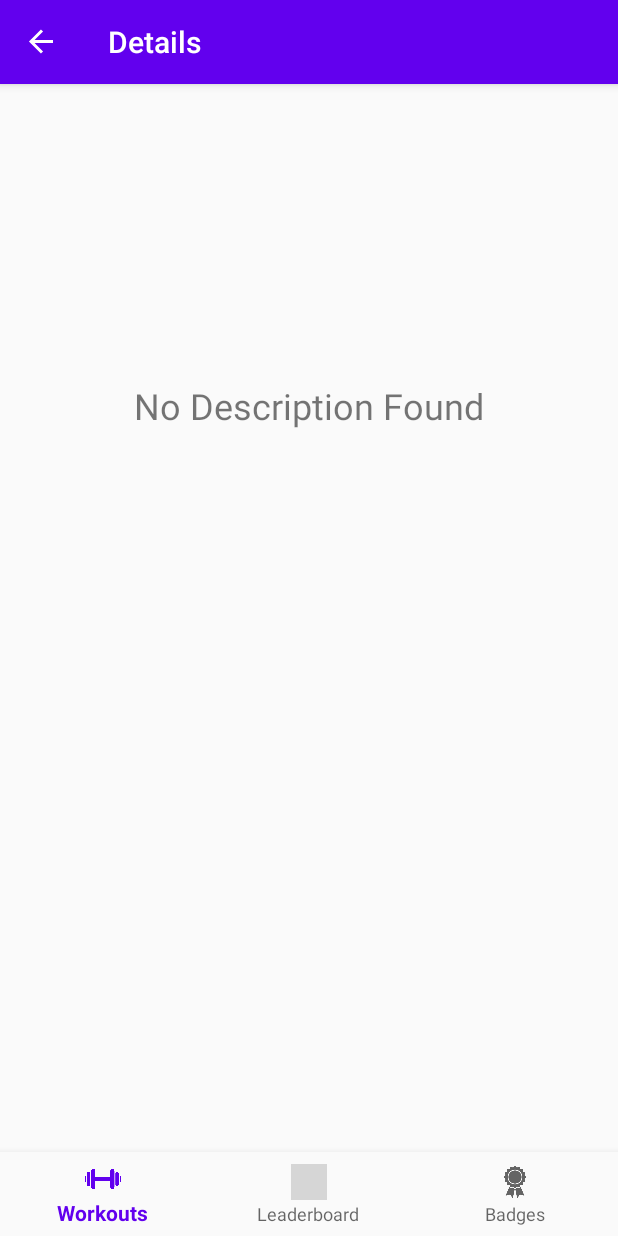
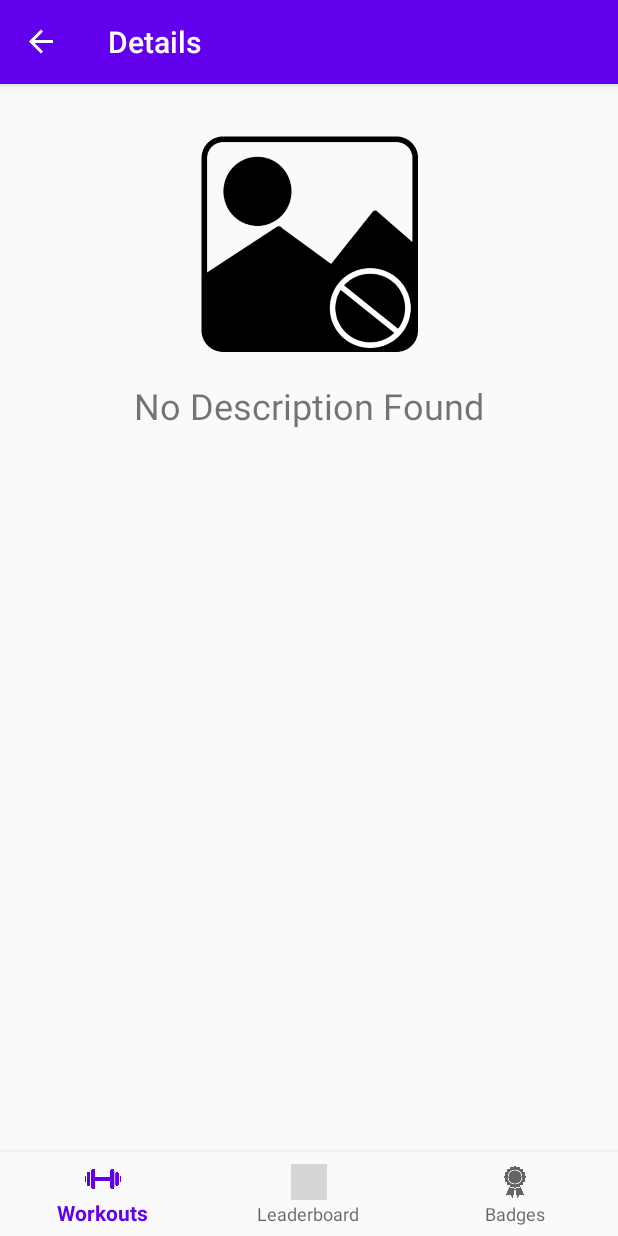
Before and after one commit to naporter/FitZique, an Android app: the ExerciseFragment screen opened through its navigation route, on a phone screen of 412 x 824 dp. Run offline under Robolectric (Android 15) with nearby library versions, the phone set to English and light mode, and no system bars; our stand-ins replace navigation-ui; grey boxes are pictures that could not be loaded.

Commit message:
Removed viewModel defaults from individual fragments. Added viewModel defaults to HomeFragment and ExerciseFragments onDestroy method. Pushing no_image_found image as a default to images.

```diff
--- a/app/src/main/java/com/example/workoutapp/ui/home/AbsFragment.java
+++ b/app/src/main/java/com/example/workoutapp/ui/home/AbsFragment.java
@@ -43,8 +43,6 @@ public class AbsFragment extends Fragment implements View.OnClickListener{
         super.onViewCreated(view, savedInstanceState);
         navController = Navigation.findNavController(view);
         homeViewModel = new ViewModelProvider(requireActivity()).get(HomeViewModel.class);
-        homeViewModel.setImage(ResourcesCompat.getDrawable(getResources(), R.drawable.no_image_found, getContext().getTheme()));
-        homeViewModel.setText("No description found.");
         ViewGroup group = view.findViewById(R.id.absLayout);
         View id;
         for (int i = 0; i < group.getChildCount(); i++){ //sets onClickListener for all buttons
--- a/app/src/main/java/com/example/workoutapp/ui/home/ArmsFragment.java
+++ b/app/src/main/java/com/example/workoutapp/ui/home/ArmsFragment.java
@@ -42,8 +42,6 @@ public class ArmsFragment extends Fragment implements View.OnClickListener{
         super.onViewCreated(view, savedInstanceState);
         navController = Navigation.findNavController(view);
         homeViewModel = new ViewModelProvider(requireActivity()).get(HomeViewModel.class);
-        homeViewModel.setImage(ResourcesCompat.getDrawable(getResources(), R.drawable.no_image_found, getContext().getTheme()));
-        homeViewModel.setText("No description found.");
         ViewGroup group = view.findViewById(R.id.armsLayout);
         View id;
         for (int i = 0; i < group.getChildCount(); i++){ //sets onClickListener for all buttons
--- a/app/src/main/java/com/example/workoutapp/ui/home/BackFragment.java
+++ b/app/src/main/java/com/example/workoutapp/ui/home/BackFragment.java
@@ -42,8 +42,6 @@ public class BackFragment extends Fragment implements View.OnClickListener{
         super.onViewCreated(view, savedInstanceState);
         navController = Navigation.findNavController(view);
         homeViewModel = new ViewModelProvider(requireActivity()).get(HomeViewModel.class);
-        homeViewModel.setImage(ResourcesCompat.getDrawable(getResources(), R.drawable.no_image_found, getContext().getTheme()));
-        homeViewModel.setText("No description found.");
         ViewGroup group = view.findViewById(R.id.backLayout);
         View id;
         for (int i = 0; i < group.getChildCount(); i++){ //sets onClickListener for all buttons
--- a/app/src/main/java/com/example/workoutapp/ui/home/ChestFragment.java
+++ b/app/src/main/java/com/example/workoutapp/ui/home/ChestFragment.java
@@ -42,8 +42,6 @@ public class ChestFragment extends Fragment implements View.OnClickListener{
         super.onViewCreated(view, savedInstanceState);
         navController = Navigation.findNavController(view);
         homeViewModel = new ViewModelProvider(requireActivity()).get(HomeViewModel.class);
-        homeViewModel.setImage(ResourcesCompat.getDrawable(getResources(), R.drawable.no_image_found, getContext().getTheme()));
-        homeViewModel.setText("No description found.");
         ViewGroup group = view.findViewById(R.id.chestLayout);
         View id;
         for (int i = 0; i < group.getChildCount(); i++){ //sets onClickListener for all buttons
@@ -57,7 +55,6 @@ public class ChestFragment extends Fragment implements View.OnClickListener{
     @Override
     public View onCreateView(LayoutInflater inflater, ViewGroup container,
                              Bundle savedInstanceState) {
-
         return inflater.inflate(R.layout.fragment_chest, container, false);
     }
 
--- a/app/src/main/java/com/example/workoutapp/ui/home/HomeFragment.java
+++ b/app/src/main/java/com/example/workoutapp/ui/home/HomeFragment.java
@@ -1,5 +1,6 @@
 package com.example.workoutapp.ui.home;
 
+import android.content.Context;
 import android.os.Bundle;
 import android.view.LayoutInflater;
 import android.view.View;
@@ -8,8 +9,10 @@ import android.widget.TextView;
 
 import androidx.annotation.NonNull;
 import androidx.annotation.Nullable;
+import androidx.core.content.res.ResourcesCompat;
 import androidx.fragment.app.Fragment;
 import androidx.lifecycle.Observer;
+import androidx.lifecycle.ViewModelProvider;
 import androidx.lifecycle.ViewModelProviders;
 import androidx.navigation.NavController;
 import androidx.navigation.Navigation;
@@ -34,10 +37,15 @@ public class HomeFragment extends Fragment implements View.OnClickListener{
 
     public View onCreateView(@NonNull LayoutInflater inflater,
                              ViewGroup container, Bundle savedInstanceState) {
-        View root = inflater.inflate(R.layout.fragment_home, container, false);
-        return root;
+        return inflater.inflate(R.layout.fragment_home, container, false);
     }
 
+    @Override
+    public void onCreate(@Nullable Bundle savedInstanceState) {
+        homeViewModel = new ViewModelProvider(requireActivity()).get(HomeViewModel.class);
+        homeViewModel.setImage(ResourcesCompat.getDrawable(getResources(), R.drawable.no_image_found, getContext().getTheme()));
+        super.onCreate(savedInstanceState);
+    }
 
     @Override
     public void onClick(View v) {
--- a/app/src/main/java/com/example/workoutapp/ui/home/LegsFragment.java
+++ b/app/src/main/java/com/example/workoutapp/ui/home/LegsFragment.java
@@ -42,8 +42,6 @@ public class LegsFragment extends Fragment implements View.OnClickListener{
         super.onViewCreated(view, savedInstanceState);
         navController = Navigation.findNavController(view);
         homeViewModel = new ViewModelProvider(requireActivity()).get(HomeViewModel.class);
-        homeViewModel.setImage(ResourcesCompat.getDrawable(getResources(), R.drawable.no_image_found, getContext().getTheme()));
-        homeViewModel.setText("No description found.");
         ViewGroup group = view.findViewById(R.id.legsLayout);
         View id;
         for (int i = 0; i < group.getChildCount(); i++){ //sets onClickListener for all buttons
```
Also changed, not shown: app/src/main/java/com/example/workoutapp/ui/home/ExerciseFragment.java (+8 -0 lines), app/src/main/res/drawable-v24/no_image_found.png (added).
